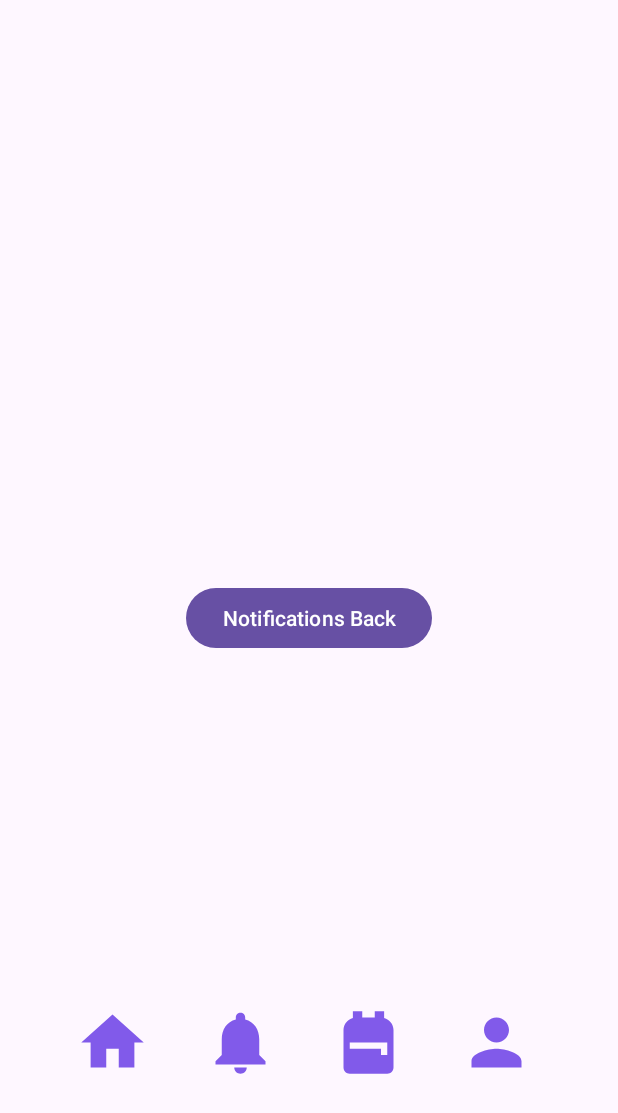
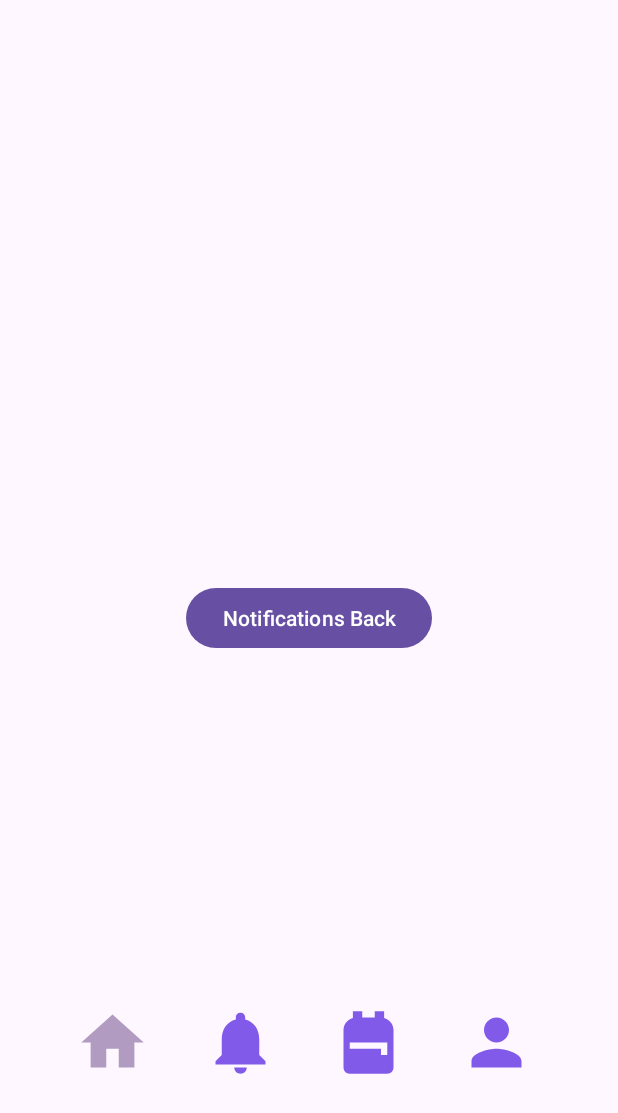
Before and after one commit to FourthGib/XChangeBarter, an Android app: the NotificationActivity screen opened directly, with no data from a screen before it, on a phone screen of 412 x 824 dp. Shown: the top 1113 px of the screen. Run offline under Robolectric (Android 15) with nearby library versions, the phone set to English and light mode, and no system bars.

Commit message:
home icon color

```diff
--- a/app/src/main/res/drawable-anydpi/home_icon.xml
+++ b/app/src/main/res/drawable-anydpi/home_icon.xml
@@ -3,7 +3,7 @@
     android:height="24dp"
     android:viewportWidth="24"
     android:viewportHeight="24"
-    android:tint="#6233E5"
+    android:tint="#9D85B1"
     android:alpha="0.8">
   <path
       android:fillColor="@android:color/white"
```
